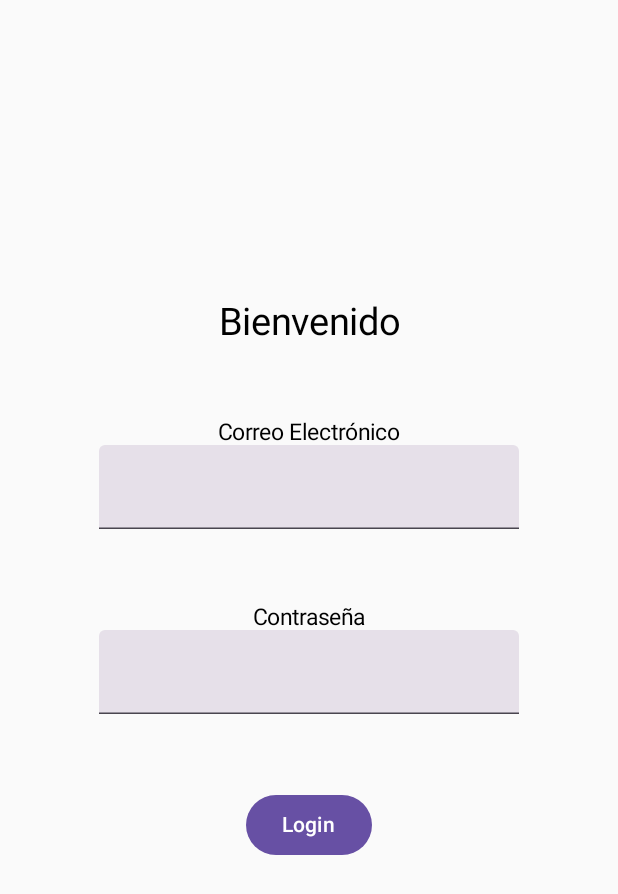
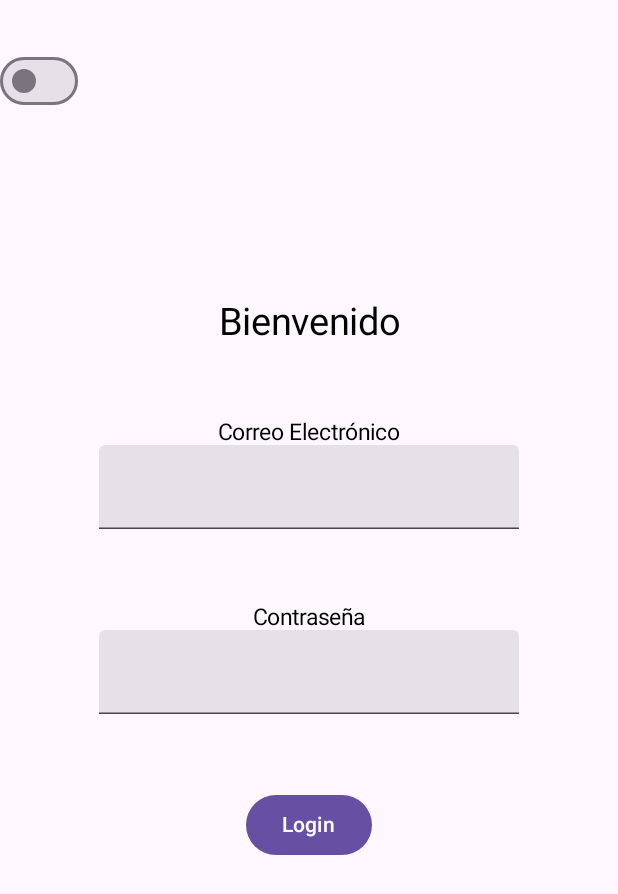
Before and after one commit to PabloMolina70/BaremoEuroFit, an Android app built with Jetpack Compose: the screen it shows after launch (MainActivity), on a phone screen of 412 x 824 dp. Shown: the top 894 px of the screen. Run offline under Robolectric (Android 15) with nearby library versions, the light colour scheme and no system bars.

Commit message:
Modo oscuro añadido

```diff
--- a/app/build.gradle.kts
+++ b/app/build.gradle.kts
@@ -51,6 +51,7 @@ dependencies {
     implementation(libs.androidx.ui.graphics)
     implementation(libs.androidx.ui.tooling.preview)
     implementation(libs.androidx.material3)
+    implementation(libs.androidx.appcompat)
 
 
     testImplementation(libs.junit)
--- a/app/src/main/java/com/example/baremoeurofitpablomolina/MainActivity.kt
+++ b/app/src/main/java/com/example/baremoeurofitpablomolina/MainActivity.kt
@@ -1,17 +1,45 @@
 package com.example.baremoeurofitpablomolina
 
+import android.app.Activity
+import android.content.Context
+import android.content.SharedPreferences
 import android.os.Bundle
+import android.provider.CalendarContract.Colors
 import androidx.activity.ComponentActivity
 import androidx.activity.compose.setContent
 import androidx.activity.enableEdgeToEdge
+import androidx.appcompat.app.AppCompatDelegate
+import androidx.compose.foundation.layout.Column
+import androidx.compose.foundation.layout.Spacer
+import androidx.compose.foundation.layout.fillMaxSize
+import androidx.compose.foundation.layout.height
+import androidx.compose.foundation.layout.padding
+import androidx.compose.material3.MaterialTheme
+import androidx.compose.material3.Switch
+import androidx.compose.material3.Text
+import androidx.compose.material3.darkColorScheme
+import androidx.compose.material3.lightColorScheme
+import androidx.compose.runtime.Composable
+import androidx.compose.runtime.getValue
+import androidx.compose.runtime.mutableStateOf
+import androidx.compose.runtime.remember
+import androidx.compose.runtime.setValue
+import androidx.compose.ui.Modifier
+import androidx.compose.ui.platform.LocalContext
+import androidx.compose.ui.unit.dp
 import com.example.baremoeurofitpablomolina.navigation.NavigationWrape
+import androidx.compose.runtime.*
+import androidx.compose.ui.graphics.Color
+import androidx.compose.material3.*
+import androidx.lifecycle.ViewModel
+import androidx.lifecycle.viewmodel.compose.viewModel
 
 
 class MainActivity : ComponentActivity() {
     override fun onCreate(savedInstanceState: Bundle?) {
         super.onCreate(savedInstanceState)
-        enableEdgeToEdge()
         setContent {
+            MyApp()
             NavigationWrape()
         }
     }
--- /dev/null
+++ b/app/src/main/java/com/example/baremoeurofitpablomolina/ModoOscuro.kt
@@ -0,0 +1,81 @@
+package com.example.baremoeurofitpablomolina
+
+import androidx.compose.foundation.layout.Column
+import androidx.compose.foundation.layout.Spacer
+import androidx.compose.foundation.layout.fillMaxSize
+import androidx.compose.foundation.layout.height
+import androidx.compose.material3.MaterialTheme
+import androidx.compose.material3.Surface
+import androidx.compose.material3.Switch
+import androidx.compose.material3.darkColorScheme
+import androidx.compose.material3.lightColorScheme
+import androidx.compose.runtime.Composable
+import androidx.compose.runtime.derivedStateOf
+import androidx.compose.runtime.getValue
+import androidx.compose.runtime.mutableStateOf
+import androidx.compose.runtime.remember
+import androidx.compose.runtime.setValue
+import androidx.compose.ui.Modifier
+import androidx.compose.ui.unit.dp
+import androidx.lifecycle.ViewModel
+import androidx.lifecycle.viewmodel.compose.viewModel
+
+/**
+ * Composable que muestra un interruptor (Switch) para cambiar entre modo claro y oscuro.
+ *
+ * @param themeViewModel ViewModel encargado de gestionar el estado del tema.
+ */
+@Composable
+fun NavigationWrape(themeViewModel: ThemeViewModel) {
+    // Estado local para reflejar el estado del tema
+    var isDark by remember { mutableStateOf(themeViewModel.isDark) }
+
+    Column {
+        Spacer(modifier = Modifier.height(30.dp)) // Espaciador para separar elementos
+        Switch(
+            checked = isDark,
+            onCheckedChange = {
+                themeViewModel.toggleTheme() // Cambia el estado del tema
+                isDark = themeViewModel.isDark // Actualiza el estado local
+            }
+        )
+    }
+}
+
+/**
+ * ViewModel encargado de manejar el estado del tema (claro/oscuro).
+ */
+class ThemeViewModel : ViewModel() {
+    // Estado que indica si el tema actual es oscuro
+    var isDark by mutableStateOf(false)
+        private set
+
+    /**
+     * Alterna entre el modo claro y oscuro.
+     */
+    fun toggleTheme() {
+        isDark = !isDark
+    }
+}
+
+/**
+ * Composable principal de la aplicación que gestiona el tema y la interfaz de usuario.
+ *
+ * @param themeViewModel ViewModel encargado del estado del tema. Se obtiene con [viewModel()] por defecto.
+ */
+@Composable
+fun MyApp(themeViewModel: ThemeViewModel = viewModel()) {
+    // Estado derivado para reaccionar a cambios en el tema
+    val isDarkMode by remember { derivedStateOf { themeViewModel.isDark } }
+
+    MaterialTheme(
+        colorScheme = if (isDarkMode) darkColorScheme() else lightColorScheme()
+    ) {
+        Surface(
+            modifier = Modifier.fillMaxSize(),
+            color = MaterialTheme.colorScheme.background
+        ) {
+            NavigationWrape(themeViewModel) // Renderiza la UI con el switch para cambiar de tema
+        }
+    }
+}
--- a/gradle/libs.versions.toml
+++ b/gradle/libs.versions.toml
@@ -13,6 +13,7 @@ navigationCompose = "2.8.2"
 kotlinSerialization = "1.7.0"
 kotlinParcelize = "1.8.10"
 roomCommon = "2.6.1"
+appcompat = "1.7.0"
 
 [libraries]
 androidx-navigation-compose = {group = "androidx.navigation", name = "navigation-compose", version.ref = "navigationCompose"}
@@ -32,6 +33,7 @@ androidx-ui-test-manifest = { group = "androidx.compose.ui", name = "ui-test-man
 androidx-ui-test-junit4 = { group = "androidx.compose.ui", name = "ui-test-junit4" }
 androidx-material3 = { group = "androidx.compose.material3", name = "material3" }
 androidx-room-common = { group = "androidx.room", name = "room-common", version.ref = "roomCommon" }
+androidx-appcompat = { group = "androidx.appcompat", name = "appcompat", version.ref = "appcompat" }
 
 [plugins]
 jetbrainsKotlinSerialitation= {id ="org.jetbrains.kotlin.plugin.serialization", version.ref = "kotlin"}
```
